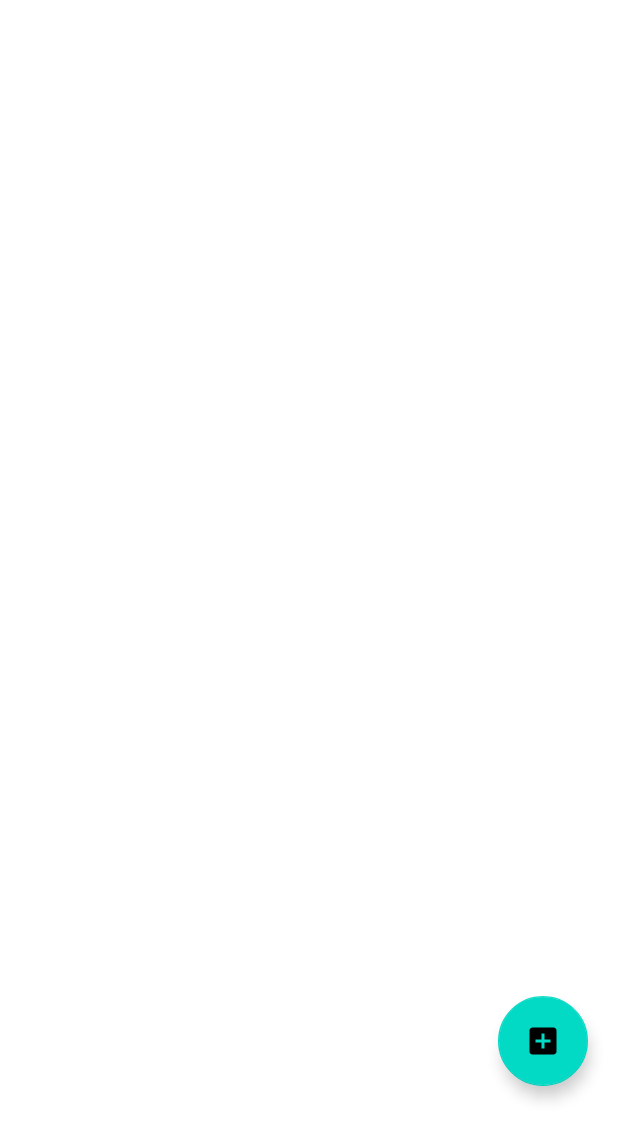
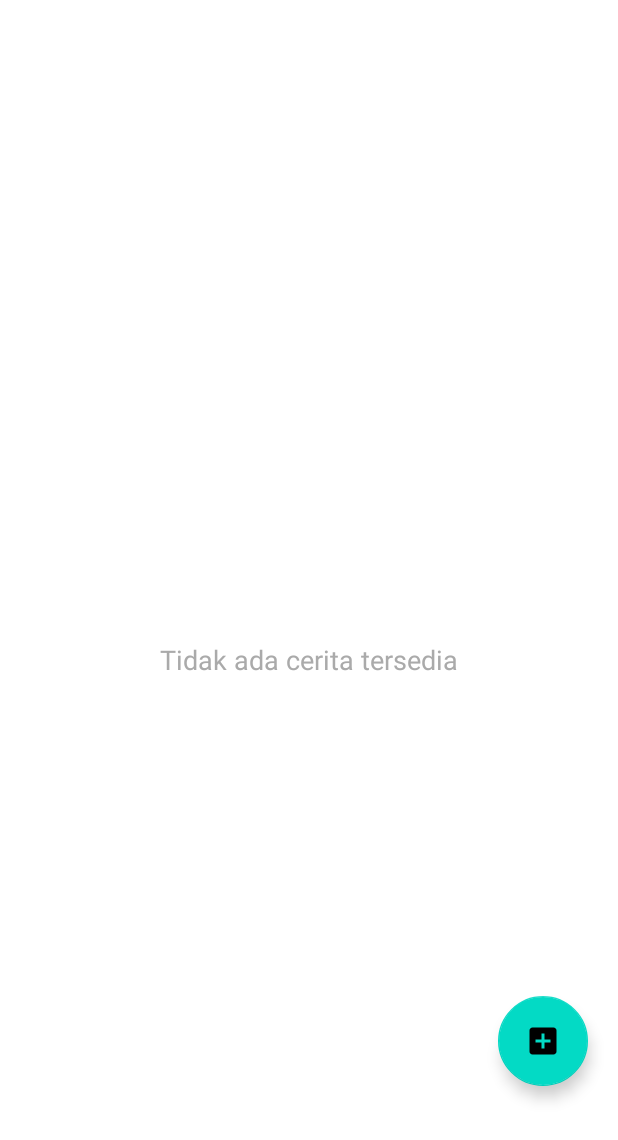
Before and after one commit to FishGuard-Capstone/Mobile-dev, an Android app: the layout fragment_list_story.xml on its own in the app's theme, with its tools: preview values and no code run, on a phone screen of 412 x 824 dp. Shown: the top 1140 px of the screen. Run offline under Robolectric (Android 15) with nearby library versions, the phone set to English and light mode, and no system bars; network calls fail.

Commit message:
opened story features

```diff
--- a/app/src/main/AndroidManifest.xml
+++ b/app/src/main/AndroidManifest.xml
@@ -30,6 +30,7 @@
             android:exported="false" />
         <activity
             android:name=".ui.komunitas.KomunitasActivity"
+            android:theme="@style/Theme.FishGuard.NoActionBar"
             android:exported="false" />
         <activity
             android:name=".ui.identifikasi.IdentifikasiIkanActivity"
--- a/app/src/main/java/com/capstone/fishguard/ui/komunitas/KomunitasViewModel.kt
+++ b/app/src/main/java/com/capstone/fishguard/ui/komunitas/KomunitasViewModel.kt
@@ -6,7 +6,6 @@ import com.capstone.fishguard.data.repository.MyRepository
 import dagger.hilt.android.lifecycle.HiltViewModel
 import kotlinx.coroutines.flow.MutableStateFlow
 import kotlinx.coroutines.flow.asStateFlow
-import kotlinx.coroutines.flow.first
 import kotlinx.coroutines.flow.map
 import kotlinx.coroutines.launch
 import javax.inject.Inject
@@ -26,8 +25,7 @@ class KomunitasViewModel @Inject constructor(
             _logoutState.value = LogoutState.Loading
             try {
                 userRepository.clearUserData()
-                val token = userRepository.getToken().first()
-                _logoutState.value = if (token.isNullOrBlank()) LogoutState.Success else LogoutState.Error("Gagal menghapus sesi login")
+                _logoutState.value = LogoutState.Success
             } catch (e: Exception) {
                 _logoutState.value = LogoutState.Error(e.localizedMessage ?: "Logout gagal")
             }
--- a/app/src/main/java/com/capstone/fishguard/ui/komunitas/ListStoryFragment.kt
+++ b/app/src/main/java/com/capstone/fishguard/ui/komunitas/ListStoryFragment.kt
@@ -37,8 +37,11 @@ class ListStoryFragment : Fragment() {
         initializeRecyclerView()
         setupRefreshListener()
         observeViewModelData()
-        storyViewModel.loadStories()
         setupFabAction()
+
+        if (storyViewModel.stories.value.isNullOrEmpty()) {
+            storyViewModel.loadStories()
+        }
     }
 
     private fun initializeRecyclerView() {
@@ -74,6 +77,7 @@ class ListStoryFragment : Fragment() {
         storyViewModel.stories.observe(viewLifecycleOwner) { storyList ->
             adapter.submitList(storyList)
             binding.swipeRefreshLayout.isRefreshing = false
+            binding.emptyStateView.visibility = if (storyList.isNullOrEmpty()) View.VISIBLE else View.GONE
         }
 
         storyViewModel.loadingState.observe(viewLifecycleOwner) { isLoading ->
--- a/app/src/main/res/layout/fragment_list_story.xml
+++ b/app/src/main/res/layout/fragment_list_story.xml
@@ -21,6 +21,17 @@
 
     </androidx.swiperefreshlayout.widget.SwipeRefreshLayout>
 
+    <TextView
+        android:id="@+id/empty_state_view"
+        android:layout_width="wrap_content"
+        android:layout_height="wrap_content"
+        android:layout_gravity="center"
+        android:text="@string/tidak_ada_cerita_tersedia"
+        android:textSize="18sp"
+        android:textColor="@android:color/darker_gray"
+        android:visibility="gone"
+        tools:visibility="visible" />
+
     <ProgressBar
         android:id="@+id/progressBar"
         android:layout_width="wrap_content"
--- a/app/src/main/res/values/strings.xml
+++ b/app/src/main/res/values/strings.xml
@@ -119,4 +119,5 @@
     <string name="camera">Kamera</string>
     <string name="upload">Unggah</string>
     <string name="logout">keluar</string>
+    <string name="tidak_ada_cerita_tersedia">Tidak ada cerita tersedia</string>
 </resources>
--- /dev/null
+++ b/app/src/main/res/values/styles.xml
@@ -0,0 +1,6 @@
+<?xml version="1.0" encoding="utf-8"?>
+<resources>
+    <style name="RoundedImageView" parent="">
+        <item name="cornerSize">16dp</item>
+    </style>
+</resources>
```
Also changed, not shown: app/src/main/java/com/capstone/fishguard/ui/komunitas/KomunitasActivity.kt (+12 -60 lines), app/src/main/java/com/capstone/fishguard/ui/komunitas/ListStoryViewModel.kt (+6 -3 lines), app/src/main/res/layout/activity_komunitas.xml (+8 -3 lines).
